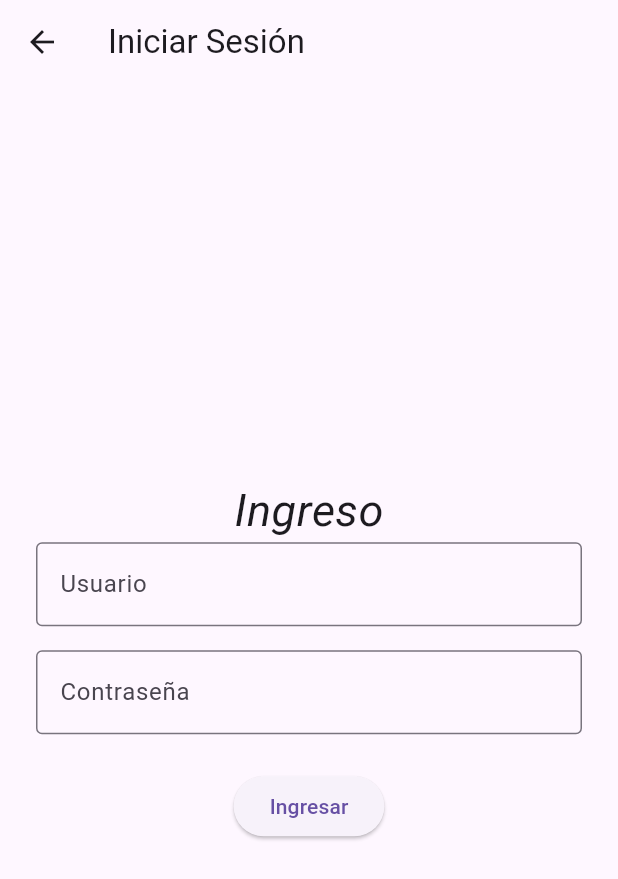
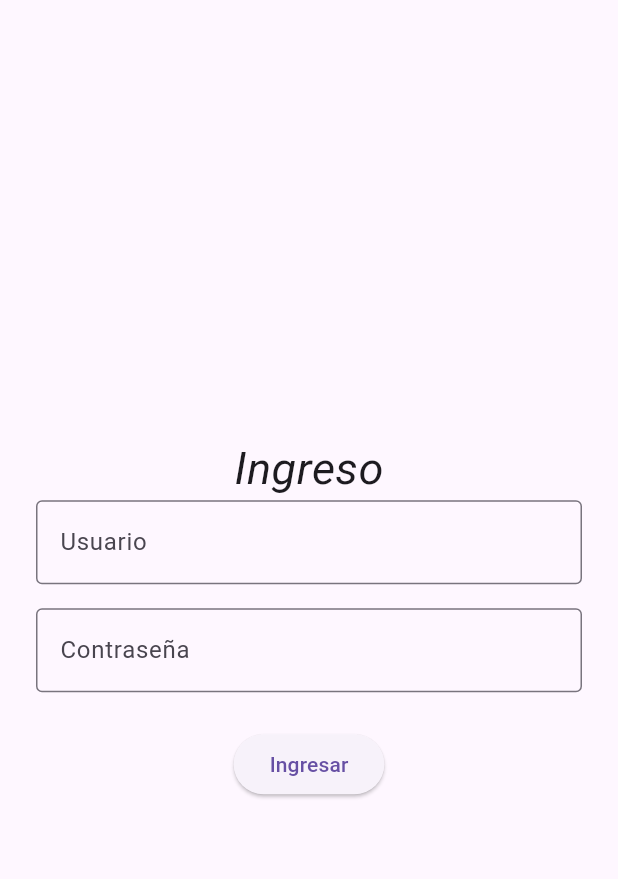
Before and after one commit to richardmijo/pm_s6_rutas_4, a Flutter app: the screen it shows after launch, on a phone screen of 412 x 824 dp. Shown: the top 879 px of the screen. Run offline on Flutter 3.47's test engine with Material 3 defaults, Android fonts, the phone set to English and light mode, and no system bars.

```diff
--- a/lib/loing_page.dart
+++ b/lib/loing_page.dart
@@ -16,7 +16,7 @@ class LoginPage extends StatelessWidget {
   @override
   Widget build(BuildContext context) {
     return Scaffold(
-      appBar: AppBar(title: const Text('Iniciar Sesión')),
+      //appBar: AppBar(title: const Text('Iniciar Sesión')),
       body: Padding(
         padding: const EdgeInsets.all(24.0),
         child: Column(
```
